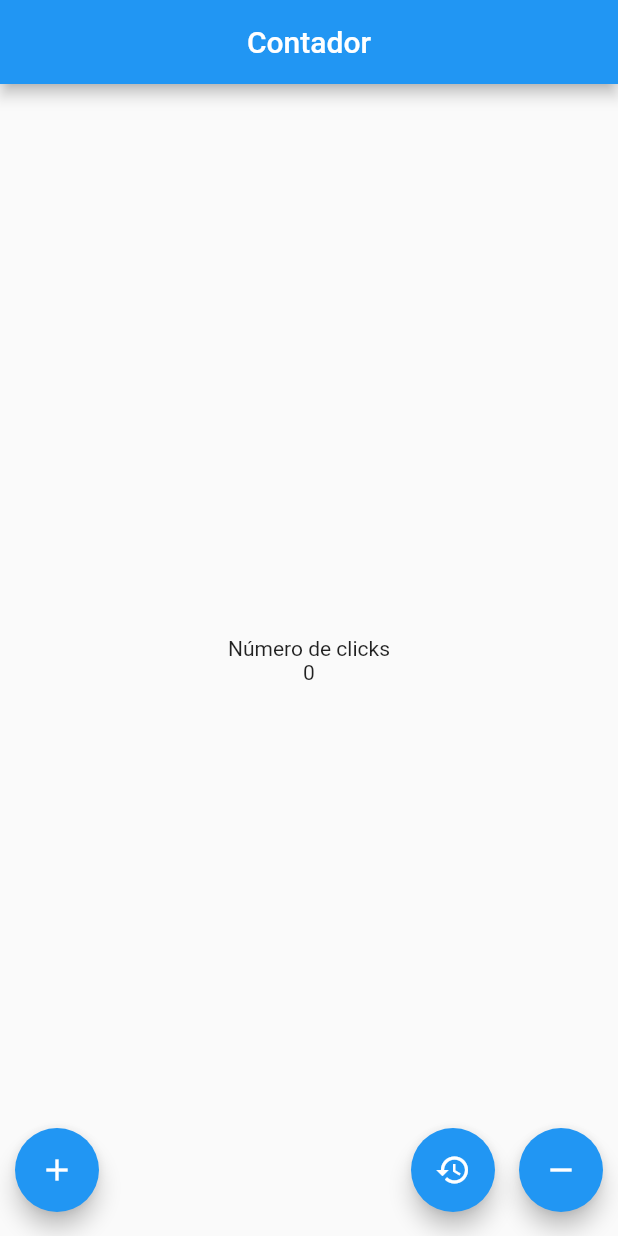
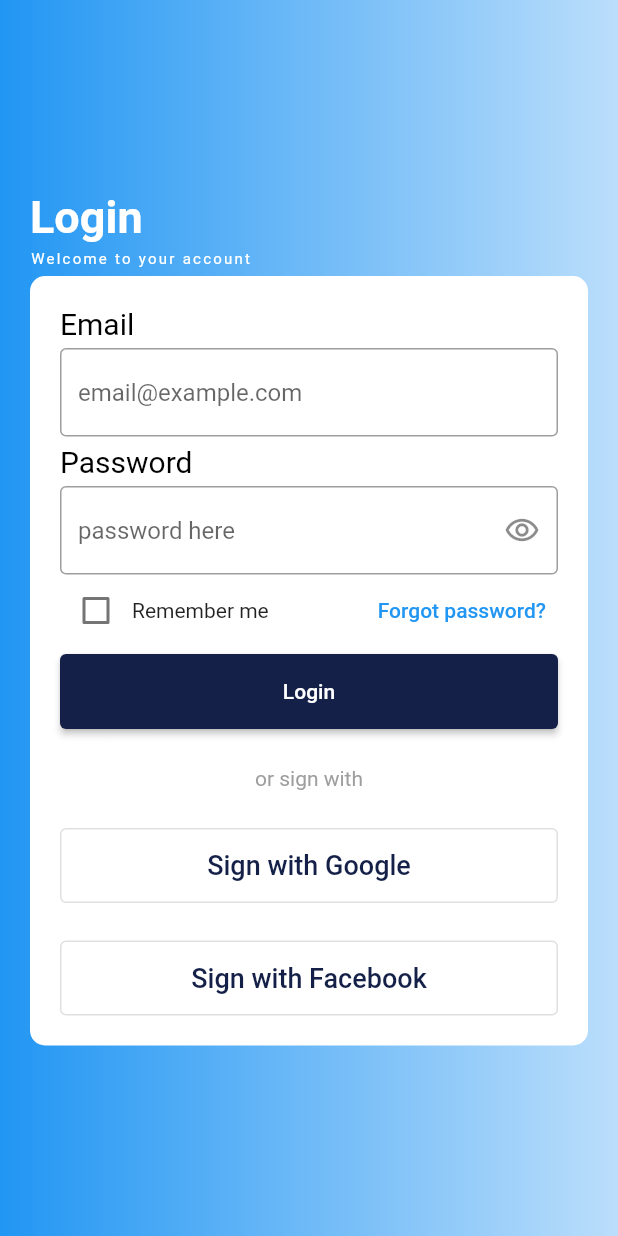
Before and after one commit to AlmaNavarro12/contador-adng, a Flutter app: the screen it shows after launch, on a phone screen of 412 x 824 dp. Run offline on Flutter 3.47's test engine with Material 2 defaults, Android fonts, the phone set to English and light mode, and no system bars.

Commit message:
add LoginPage

```diff
--- a/lib/main.dart
+++ b/lib/main.dart
@@ -1,4 +1,5 @@
 import 'package:contador/pages/home_page.dart';
+import 'package:contador/pages/login_page.dart';
 import 'package:flutter/material.dart';
 
 void main() => runApp(MyApp());
@@ -7,8 +8,9 @@ class MyApp extends StatelessWidget {
   @override
   Widget build(BuildContext context) {
     return const MaterialApp(
+      debugShowCheckedModeBanner: false,
       title: 'Material App',
-      home: HomePage()
+      home: LoginPage()
     );
   }
 }
--- /dev/null
+++ b/lib/pages/login_page.dart
@@ -0,0 +1,257 @@
+import 'package:flutter/material.dart';
+
+class LoginPage extends StatefulWidget {
+  const LoginPage({Key? key}) : super(key: key);
+
+  @override
+  State<LoginPage> createState() => _LoginPageState();
+}
+
+class _LoginPageState extends State<LoginPage> {
+  @override
+  Widget build(BuildContext context) {
+    return Scaffold(
+      body: Stack(
+        children: const [
+          Fondo(),
+          Contenido()
+        ]
+      )
+    );
+  }
+}
+
+//Contenido
+class Contenido extends StatefulWidget {
+  const Contenido({Key? key}) : super(key: key);
+
+  @override
+  State<Contenido> createState() => _ContenidoState();
+}
+
+class _ContenidoState extends State<Contenido> {
+  @override
+  Widget build(BuildContext context) {
+    return Padding(
+     padding: const EdgeInsets.symmetric(horizontal: 20),
+     child: Column(
+      mainAxisAlignment: MainAxisAlignment.center,
+      crossAxisAlignment: CrossAxisAlignment.start,
+      children: [
+        const Text(
+          'Login',
+          style: TextStyle(
+            color: Colors.white,
+            fontSize: 30,
+            fontWeight: FontWeight.bold
+          )
+        ),
+        const SizedBox(height: 5),
+        const Text(
+          'Welcome to your account',
+          style: TextStyle(
+            color: Colors.white,
+            fontSize: 10,
+            letterSpacing: 1.5
+          )
+        ),
+        const SizedBox(height: 5),
+        Datos()
+      ]
+     )
+    );
+  }
+}
+
+//Datos
+class Datos extends StatefulWidget {
+  Datos({Key? key}) : super(key: key);
+
+  @override
+  State<Datos> createState() => _DatosState();
+}
+
+class _DatosState extends State<Datos> {
+  bool obs = true;
+  @override
+  Widget build(BuildContext context) {
+    return Container(
+      padding: const EdgeInsets.all(20),
+      child: Column(
+        crossAxisAlignment: CrossAxisAlignment.start,
+        children: [
+          const Text(
+            'Email',
+            style: TextStyle(
+            color: Colors.black,
+            fontSize: 20
+          )
+            ),
+          const SizedBox(height: 5),
+          TextFormField(
+            keyboardType: TextInputType.emailAddress,
+            decoration: const InputDecoration(
+              border: OutlineInputBorder(),
+              hintText: 'email@example.com'
+            )
+          ),
+          const SizedBox(height: 5),
+          const Text(
+             'Password',
+            style: TextStyle(
+            color: Colors.black,
+            fontSize: 20
+          )
+          ),
+          const SizedBox(height: 5),
+          TextFormField(
+            obscureText: obs,
+            decoration: InputDecoration(
+              border: const OutlineInputBorder(),
+              hintText: 'password here',
+              suffixIcon: IconButton(
+                icon: const Icon(
+                  Icons.remove_red_eye_outlined
+                ),
+                onPressed: () {
+                  setState(()=>  {
+                    obs == true ? obs = false : obs = true
+                    });
+                }
+              )
+            )
+          ),
+          Remember(),
+          const SizedBox(height: 5),
+          const Botones()
+        ],
+      ),
+      decoration: BoxDecoration(
+        borderRadius: BorderRadius.circular(10),
+        color: Colors.white
+      ),
+    );
+  }
+}
+
+//Fondo
+class Fondo extends StatelessWidget {
+  const Fondo({Key? key}) : super(key: key);
+
+  @override
+  Widget build(BuildContext context) {
+    return Container(
+      decoration: BoxDecoration(
+        gradient: LinearGradient(
+          colors: [
+            Colors.blue.shade100,
+            Colors.blue
+          ],
+          begin: Alignment.centerRight,
+          end: Alignment.centerLeft
+        )
+      ),
+    );
+  }
+}
+
+//Botones
+class Botones extends StatelessWidget {
+  const Botones({Key? key}) : super(key: key);
+
+  @override
+  Widget build(BuildContext context) {
+    return Column(
+      children: [
+        SizedBox(
+          width: double.infinity,
+          height: 50,
+          child: ElevatedButton(onPressed: (){},
+          style: ButtonStyle(
+            backgroundColor: MaterialStateProperty.all<Color>(const Color(0xff142047))
+          ), child:
+          const Text('Login',
+          style: TextStyle(
+            color: Colors.white
+          )
+          )
+          )
+        ),
+        const SizedBox(
+          width: double.infinity,
+          height: 25
+        ),
+        const Text('or sign with',
+          style: TextStyle(
+            color: Colors.grey
+          )
+          ),
+        const SizedBox(
+          width: double.infinity,
+          height: 25
+        ),
+        SizedBox(
+          width: double.infinity,
+          height: 50,
+          child: OutlinedButton(
+            onPressed: () {},
+            child: const Text(
+              'Sign with Google',
+              style: TextStyle(
+                color: Color(0xff142047),
+                fontSize: 18
+              ),
+            ))
+        ),
+        const SizedBox(
+          width: double.infinity,
+          height: 25
+        ),
+        SizedBox(
+          width: double.infinity,
+          height: 50,
+          child: OutlinedButton(
+            onPressed: () {},
+            child: const Text(
+              'Sign with Facebook',
+              style: TextStyle(
+                color: Color(0xff142047),
+                fontSize: 18
+              ),
+            ))
+        ),
+      ]
+    );
+  }
+}
+
+//Remember
+class Remember extends StatefulWidget {
+  Remember({Key? key}) : super(key: key);
+
+  @override
+  State<Remember> createState() => _RememberState();
+}
+
+class _RememberState extends State<Remember> {
+  bool valor = false;
+  @override
+  Widget build(BuildContext context) {
+    return Row(
+      children: [
+        Checkbox(
+          value: valor,
+          onChanged: (value) {
+            setState(() {
+              valor == false ? true : valor = false;
+            });
+          }),
+        const Text('Remember me'),
+        const Spacer(),
+        TextButton(
+          onPressed: () {},
+          child: const Text('Forgot password?'))
+      ]
+    );
+  }
+}
```
